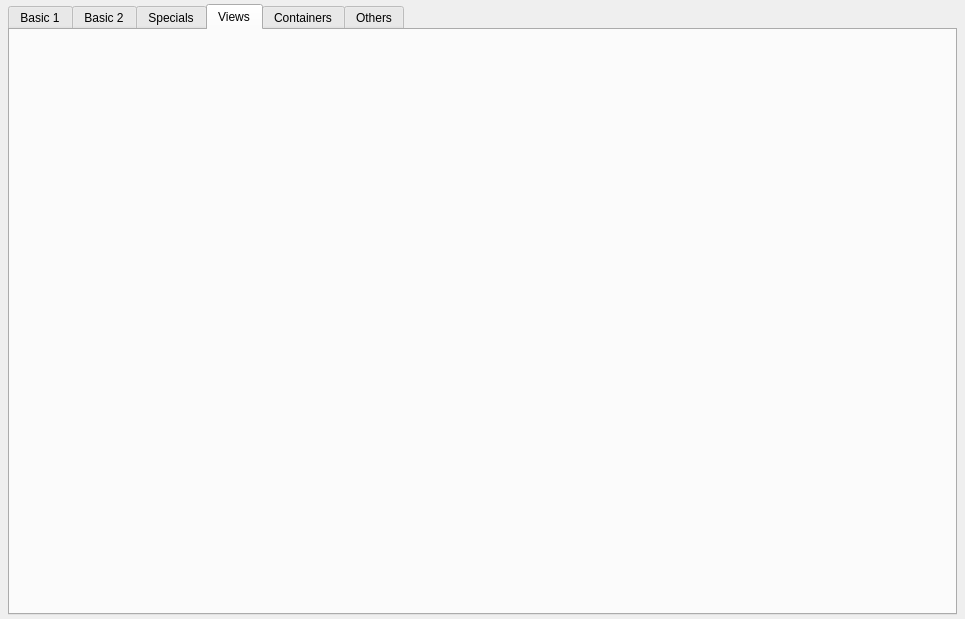
First picture: the form in src/widgetspreview.ui, repository alirezah95/QssCreator, before the edit.
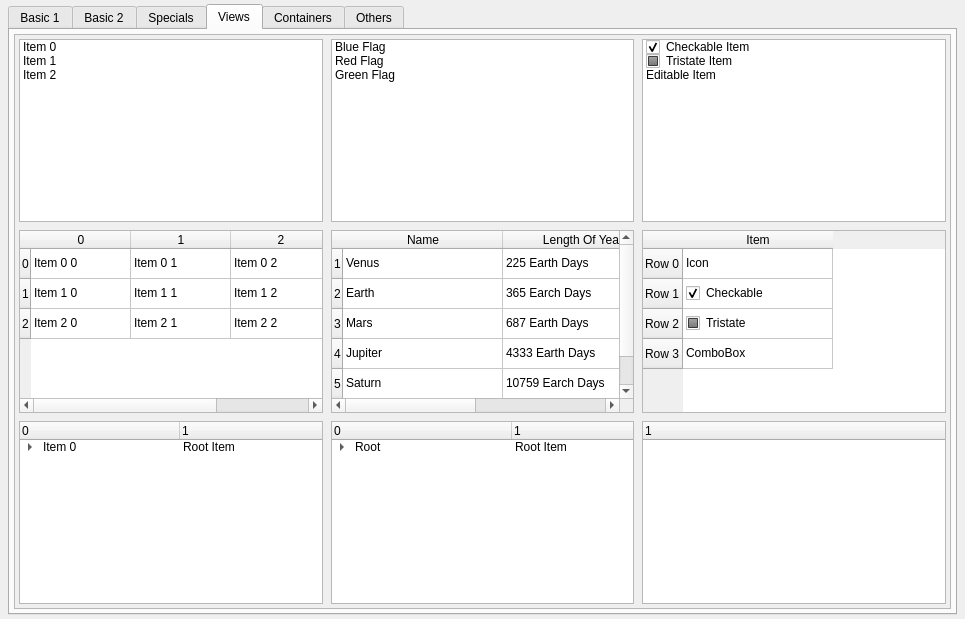
Second picture: the form after the edit. The open tabs and pages were chosen to show the change. Icons and pictures are not drawn.

Commit message: feat: add specials and views controls

```diff
--- a/src/widgetspreview.ui
+++ b/src/widgetspreview.ui
@@ -729,7 +729,582 @@
       <attribute name="title">
        <string>Views</string>
       </attribute>
-      <layout class="QGridLayout" name="gridLayout_5"/>
+      <layout class="QVBoxLayout" name="verticalLayout_17">
+       <property name="spacing">
+        <number>4</number>
+       </property>
+       <property name="leftMargin">
+        <number>4</number>
+       </property>
+       <property name="topMargin">
+        <number>4</number>
+       </property>
+       <property name="rightMargin">
+        <number>4</number>
+       </property>
+       <property name="bottomMargin">
+        <number>4</number>
+       </property>
+       <item>
+        <widget class="QScrollArea" name="scrollArea_4">
+         <property name="widgetResizable">
+          <bool>true</bool>
+         </property>
+         <widget class="QWidget" name="scrollAreaWidgetContents_5">
+          <property name="geometry">
+           <rect>
+            <x>0</x>
+            <y>0</y>
+            <width>935</width>
+            <height>564</height>
+           </rect>
+          </property>
+          <layout class="QGridLayout" name="gridLayout_11">
+           <property name="leftMargin">
+            <number>4</number>
+           </property>
+           <property name="topMargin">
+            <number>4</number>
+           </property>
+           <property name="rightMargin">
+            <number>4</number>
+           </property>
+           <property name="bottomMargin">
+            <number>4</number>
+           </property>
+           <property name="spacing">
+            <number>8</number>
+           </property>
+           <item row="0" column="0">
+            <widget class="QListWidget" name="viewListWidget">
+             <property name="sizePolicy">
+              <sizepolicy hsizetype="Expanding" vsizetype="Expanding">
+               <horstretch>0</horstretch>
+               <verstretch>0</verstretch>
+              </sizepolicy>
+             </property>
+             <item>
+              <property name="text">
+               <string>Item 0</string>
+              </property>
+             </item>
+             <item>
+              <property name="text">
+               <string>Item 1</string>
+              </property>
+             </item>
+             <item>
+              <property name="text">
+               <string>Item 2</string>
+              </property>
+             </item>
+            </widget>
+           </item>
+           <item row="0" column="1">
+            <widget class="QListWidget" name="listWidget">
+             <item>
+              <property name="text">
+               <string>Blue Flag</string>
+              </property>
+              <property name="icon">
+               <iconset resource="../../QsstEditor/res.qrc">
+                <normaloff>:/assets/assets/icons/flag-blue.png</normaloff>:/assets/assets/icons/flag-blue.png</iconset>
+              </property>
+             </item>
+             <item>
+              <property name="text">
+               <string>Red Flag</string>
+              </property>
+              <property name="icon">
+               <iconset resource="../../QsstEditor/res.qrc">
+                <normaloff>:/assets/assets/icons/flag-red.png</normaloff>:/assets/assets/icons/flag-red.png</iconset>
+              </property>
+             </item>
+             <item>
+              <property name="text">
+               <string>Green Flag</string>
+              </property>
+              <property name="icon">
+               <iconset resource="../../QsstEditor/res.qrc">
+                <normaloff>:/assets/assets/icons/flag-green.png</normaloff>:/assets/assets/icons/flag-green.png</iconset>
+              </property>
+             </item>
+            </widget>
+           </item>
+           <item row="0" column="2">
+            <widget class="QListWidget" name="listWidget_2">
+             <item>
+              <property name="text">
+               <string>Checkable Item</string>
+              </property>
+              <property name="checkState">
+               <enum>Checked</enum>
+              </property>
+             </item>
+             <item>
+              <property name="text">
+               <string>Tristate Item</string>
+              </property>
+              <property name="checkState">
+               <enum>PartiallyChecked</enum>
+              </property>
+              <property name="flags">
+               <set>ItemIsSelectable|ItemIsDragEnabled|ItemIsUserCheckable|ItemIsEnabled|ItemIsAutoTristate</set>
+              </property>
+             </item>
+             <item>
+              <property name="text">
+               <string>Editable Item</string>
+              </property>
+              <property name="flags">
+               <set>ItemIsSelectable|ItemIsEditable|ItemIsDragEnabled|ItemIsUserCheckable|ItemIsEnabled</set>
+              </property>
+             </item>
+            </widget>
+           </item>
+           <item row="1" column="0">
+            <widget class="QTableWidget" name="viewTableWidget">
+             <property name="sizePolicy">
+              <sizepolicy hsizetype="Expanding" vsizetype="Expanding">
+               <horstretch>0</horstretch>
+               <verstretch>0</verstretch>
+              </sizepolicy>
+             </property>
+             <row>
+              <property name="text">
+               <string>0</string>
+              </property>
+             </row>
+             <row>
+              <property name="text">
+               <string>1</string>
+              </property>
+             </row>
+             <row>
+              <property name="text">
+               <string>2</string>
+              </property>
+             </row>
+             <column>
+              <property name="text">
+               <string>0</string>
+              </property>
+             </column>
+             <column>
+              <property name="text">
+               <string>1</string>
+              </property>
+             </column>
+             <column>
+              <property name="text">
+               <string>2</string>
+              </property>
+             </column>
+             <item row="0" column="0">
+              <property name="text">
+               <string>Item 0 0</string>
+              </property>
+             </item>
+             <item row="0" column="1">
+              <property name="text">
+               <string>Item 0 1</string>
+              </property>
+             </item>
+             <item row="0" column="2">
+              <property name="text">
+               <string>Item 0 2</string>
+              </property>
+             </item>
+             <item row="1" column="0">
+              <property name="text">
+               <string>Item 1 0 </string>
+              </property>
+             </item>
+             <item row="1" column="1">
+              <property name="text">
+               <string>Item 1 1</string>
+              </property>
+             </item>
+             <item row="1" column="2">
+              <property name="text">
+               <string>Item 1 2</string>
+              </property>
+             </item>
+             <item row="2" column="0">
+              <property name="text">
+               <string>Item 2 0</string>
+              </property>
+             </item>
+             <item row="2" column="1">
+              <property name="text">
+               <string>Item 2 1</string>
+              </property>
+             </item>
+             <item row="2" column="2">
+              <property name="text">
+               <string>Item 2 2</string>
+              </property>
+             </item>
+            </widget>
+           </item>
+           <item row="1" column="1">
+            <widget class="QTableWidget" name="viewTableWidget_2">
+             <property name="sizePolicy">
+              <sizepolicy hsizetype="Expanding" vsizetype="Expanding">
+               <horstretch>0</horstretch>
+               <verstretch>0</verstretch>
+              </sizepolicy>
+             </property>
+             <attribute name="horizontalHeaderDefaultSectionSize">
+              <number>160</number>
+             </attribute>
+             <row>
+              <property name="text">
+               <string>1</string>
+              </property>
+             </row>
+             <row>
+              <property name="text">
+               <string>2</string>
+              </property>
+             </row>
+             <row>
+              <property name="text">
+               <string>3</string>
+              </property>
+             </row>
+             <row>
+              <property name="text">
+               <string>4</string>
+              </property>
+             </row>
+             <row>
+              <property name="text">
+               <string>5</string>
+              </property>
+             </row>
+             <column>
+              <property name="text">
+               <string>Name</string>
+              </property>
+             </column>
+             <column>
+              <property name="text">
+               <string>Length Of Year</string>
+              </property>
+             </column>
+             <item row="0" column="0">
+              <property name="text">
+               <string>Venus</string>
+              </property>
+             </item>
+             <item row="0" column="1">
+              <property name="text">
+               <string>225 Earth Days</string>
+              </property>
+             </item>
+             <item row="1" column="0">
+              <property name="text">
+               <string>Earth</string>
+              </property>
+             </item>
+             <item row="1" column="1">
+              <property name="text">
+               <string>365 Earch Days</string>
+              </property>
+             </item>
+             <item row="2" column="0">
+              <property name="text">
+               <string>Mars</string>
+              </property>
+             </item>
+             <item row="2" column="1">
+              <property name="text">
+               <string>687 Earth Days</string>
+              </property>
+             </item>
+             <item row="3" column="0">
+              <property name="text">
+               <string>Jupiter</string>
+              </property>
+             </item>
+             <item row="3" column="1">
+              <property name="text">
+               <string>4333 Earth Days</string>
+              </property>
+             </item>
+             <item row="4" column="0">
+              <property name="text">
+               <string>Saturn</string>
+              </property>
+             </item>
+             <item row="4" column="1">
+              <property name="text">
+               <string>10759 Earch Days</string>
+              </property>
+             </item>
+            </widget>
+           </item>
+           <item row="1" column="2">
+            <widget class="QTableWidget" name="tableWidget">
+             <attribute name="horizontalHeaderDefaultSectionSize">
+              <number>150</number>
+             </attribute>
+             <row>
+              <property name="text">
+               <string>Row 0</string>
+              </property>
+             </row>
+             <row>
+              <property name="text">
+               <string>Row 1</string>
+              </property>
+             </row>
+             <row>
+              <property name="text">
+               <string>Row 2</string>
+              </property>
+             </row>
+             <row>
+              <property name="text">
+               <string>Row 3</string>
+              </property>
+             </row>
+             <column>
+              <property name="text">
+               <string>Item</string>
+              </property>
+             </column>
+             <item row="0" column="0">
+              <property name="text">
+               <string>Icon</string>
+              </property>
+              <property name="icon">
+               <iconset resource="../../QsstEditor/res.qrc">
+                <normaloff>:/assets/assets/icons/flag-red.png</normaloff>:/assets/assets/icons/flag-red.png</iconset>
+              </property>
+             </item>
+             <item row="1" column="0">
+              <property name="text">
+               <string>Checkable</string>
+              </property>
+              <property name="checkState">
+               <enum>Checked</enum>
+              </property>
+             </item>
+             <item row="2" column="0">
+              <property name="text">
+               <string>Tristate</string>
+              </property>
+              <property name="checkState">
+               <enum>PartiallyChecked</enum>
+              </property>
+              <property name="flags">
+               <set>ItemIsSelectable|ItemIsEditable|ItemIsDragEnabled|ItemIsDropEnabled|ItemIsUserCheckable|ItemIsEnabled|ItemIsAutoTristate</set>
+              </property>
+             </item>
+             <item row="3" column="0">
+              <property name="text">
+               <string>ComboBox</string>
+              </property>
+             </item>
+            </widget>
+           </item>
+           <item row="2" column="0">
+            <widget class="QTreeWidget" name="viewTreeWidget">
+             <property name="sizePolicy">
+              <sizepolicy hsizetype="Expanding" vsizetype="Expanding">
+               <horstretch>0</horstretch>
+               <verstretch>0</verstretch>
+              </sizepolicy>
+             </property>
+             <attribute name="headerMinimumSectionSize">
+              <number>50</number>
+             </attribute>
+             <attribute name="headerDefaultSectionSize">
+              <number>160</number>
+             </attribute>
+             <column>
+              <property name="text">
+               <string>0</string>
+              </property>
+             </column>
+             <column>
+              <property name="text">
+               <string>1</string>
+              </property>
+             </column>
+             <item>
+              <property name="text">
+               <string>Item 0</string>
+              </property>
+              <property name="text">
+               <string>Root Item</string>
+              </property>
+              <item>
+               <property name="text">
+                <string>Item 0 1</string>
+               </property>
+               <property name="text">
+                <string>Child 0</string>
+               </property>
+               <item>
+                <property name="text">
+                 <string>Item 0 1 0</string>
+                </property>
+                <property name="text">
+                 <string/>
+                </property>
+               </item>
+              </item>
+              <item>
+               <property name="text">
+                <string>Iem 0 2</string>
+               </property>
+               <property name="text">
+                <string>Child 1</string>
+               </property>
+               <item>
+                <property name="text">
+                 <string>Item 0 2 0</string>
+                </property>
+                <property name="text">
+                 <string/>
+                </property>
+               </item>
+               <item>
+                <property name="text">
+                 <string>Item 0 2 1</string>
+                </property>
+                <property name="text">
+                 <string/>
+                </property>
+               </item>
+              </item>
+             </item>
+            </widget>
+           </item>
+           <item row="2" column="1">
+            <widget class="QTreeWidget" name="viewTreeWidget_2">
+             <property name="sizePolicy">
+              <sizepolicy hsizetype="Expanding" vsizetype="Expanding">
+               <horstretch>0</horstretch>
+               <verstretch>0</verstretch>
+              </sizepolicy>
+             </property>
+             <property name="columnCount">
+              <number>2</number>
+             </property>
+             <attribute name="headerMinimumSectionSize">
+              <number>50</number>
+             </attribute>
+             <attribute name="headerDefaultSectionSize">
+              <number>180</number>
+             </attribute>
+             <column>
+              <property name="text">
+               <string>0</string>
+              </property>
+             </column>
+             <column>
+              <property name="text">
+               <string>1</string>
+              </property>
+             </column>
+             <item>
+              <property name="text">
+               <string>Root</string>
+              </property>
+              <property name="icon">
+               <iconset resource="../../QsstEditor/res.qrc">
+                <normaloff>:/assets/assets/icons/qt.png</normaloff>:/assets/assets/icons/qt.png</iconset>
+              </property>
+              <property name="text">
+               <string>Root Item</string>
+              </property>
+              <item>
+               <property name="text">
+                <string>Child 1</string>
+               </property>
+               <property name="text">
+                <string>Child 0</string>
+               </property>
+               <item>
+                <property name="text">
+                 <string>Checkable</string>
+                </property>
+                <property name="checkState">
+                 <enum>Checked</enum>
+                </property>
+                <property name="text">
+                 <string/>
+                </property>
+               </item>
+              </item>
+              <item>
+               <property name="text">
+                <string>Child 2</string>
+               </property>
+               <property name="text">
+                <string>Child 1</string>
+               </property>
+               <item>
+                <property name="text">
+                 <string>Tristate</string>
+                </property>
+                <property name="checkState">
+                 <enum>PartiallyChecked</enum>
+                </property>
+                <property name="text">
+                 <string/>
+                </property>
+                <property name="flags">
+                 <set>ItemIsSelectable|ItemIsDragEnabled|ItemIsDropEnabled|ItemIsUserCheckable|ItemIsEnabled|ItemIsAutoTristate</set>
+                </property>
+               </item>
+               <item>
+                <property name="text">
+                 <string>Editable</string>
+                </property>
+                <property name="text">
+                 <string/>
+                </property>
+                <property name="flags">
+                 <set>ItemIsSelectable|ItemIsEditable|ItemIsDragEnabled|ItemIsDropEnabled|ItemIsUserCheckable|ItemIsEnabled</set>
+                </property>
+               </item>
+              </item>
+              <item>
+               <property name="text">
+                <string>Child 3</string>
+               </property>
+               <item>
+                <property name="text">
+                 <string>Icon</string>
+                </property>
+                <property name="icon">
+                 <iconset resource="../../QsstEditor/res.qrc">
+                  <normaloff>:/assets/assets/icons/flag-blue.png</normaloff>:/assets/assets/icons/flag-blue.png</iconset>
+                </property>
+               </item>
+              </item>
+             </item>
+            </widget>
+           </item>
+           <item row="2" column="2">
+            <widget class="QTreeWidget" name="docDirTreeWidget">
+             <column>
+              <property name="text">
+               <string notr="true">1</string>
+              </property>
+             </column>
+            </widget>
+           </item>
+          </layout>
+         </widget>
+        </widget>
+       </item>
+      </layout>
      </widget>
      <widget class="QWidget" name="containers">
       <attribute name="title">
```
Left out of the diff: 184 changed lines with no effect on the pictures.
